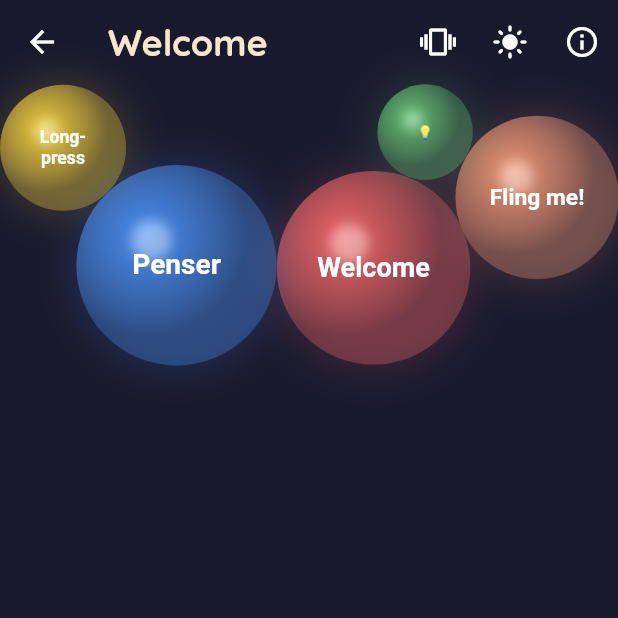
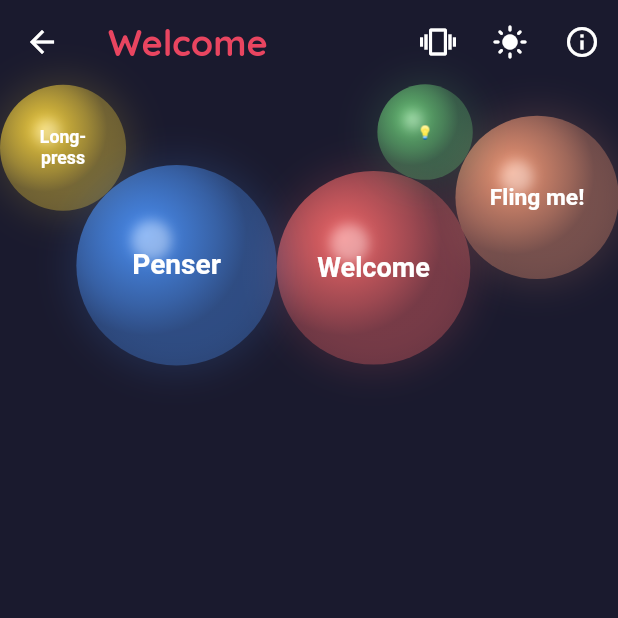
Before and after one commit to FrenchCommando/pensine, a Flutter app: the screen it shows after launch, after a tap on "Welcome", on a phone screen of 412 x 824 dp, the top half of it. Run offline on Flutter 3.47's test engine with Material 3 defaults, Android fonts, the phone set to English and light mode, and no system bars; our stand-ins replace file_picker, package_info_plus, share_plus, shared_preferences, web; missing offline and left inert: dart:js_interop.

Commit message:
mood and accessibility

```diff
--- a/lib/models/board.dart
+++ b/lib/models/board.dart
@@ -8,6 +8,7 @@ class Board {
   final String id;
   String name;
   BoardType type;
+  int colorIndex;
   final DateTime createdAt;
   List<BoardItem> items;
 
@@ -15,6 +16,7 @@ class Board {
     String? id,
     required this.name,
     required this.type,
+    this.colorIndex = -1,
     DateTime? createdAt,
     List<BoardItem>? items,
   })  : id = id ?? _uuid.v4(),
@@ -25,6 +27,7 @@ class Board {
         'id': id,
         'name': name,
         'type': type.name,
+        'colorIndex': colorIndex,
         'createdAt': createdAt.toIso8601String(),
         'items': items.map((i) => i.toJson()).toList(),
       };
@@ -33,6 +36,7 @@ class Board {
         id: json['id'],
         name: json['name'],
         type: BoardType.values.byName(json['type']),
+        colorIndex: json['colorIndex'] ?? -1,
         createdAt: DateTime.parse(json['createdAt']),
         items: (json['items'] as List).map((i) => BoardItem.fromJson(i)).toList(),
       );
@@ -41,6 +45,7 @@ class Board {
   Board copyWithNewIds() => Board(
         name: name,
         type: type,
+        colorIndex: colorIndex,
         items: items
             .map((i) => BoardItem(
                   content: i.content,
--- a/lib/screens/board_screen.dart
+++ b/lib/screens/board_screen.dart
@@ -110,7 +110,10 @@ class _BoardScreenState extends State<BoardScreen> {
   Widget build(BuildContext context) {
     return Scaffold(
       appBar: AppBar(
-        title: Text(widget.board.name),
+        title: Text(
+          widget.board.name,
+          style: TextStyle(color: PensineColors.boardAccent(widget.board.colorIndex)),
+        ),
         actions: [
           IconButton(
             icon: const Icon(Icons.vibration),
@@ -190,6 +193,7 @@ class _BoardScreenState extends State<BoardScreen> {
       key: _marbleBoardKey,
       items: widget.board.items,
       boardType: widget.board.type,
+      accentColor: widget.board.colorIndex >= 0 ? PensineColors.boardAccent(widget.board.colorIndex) : null,
       onChanged: () {
         setState(() {});
         widget.onChanged();
--- a/lib/theme.dart
+++ b/lib/theme.dart
@@ -16,6 +16,10 @@ class PensineColors {
     Color(0xFFFF85A1),
     Color(0xFF00C9A7),
   ];
+
+  /// Returns the board's accent color, or the default accent if colorIndex is -1.
+  static Color boardAccent(int colorIndex) =>
+      colorIndex >= 0 ? bubbles[colorIndex % bubbles.length] : accent;
 
   // Context-aware colors — use these in widgets
   static Color background(BuildContext context) =>
--- a/lib/widgets/marble_board.dart
+++ b/lib/widgets/marble_board.dart
@@ -15,6 +15,7 @@ class Marble {
   bool expanded = false; // for thoughts
   double scale = 1.0; // for shrinking into net
   double expandScale = 1.0; // animated expand factor
+  bool dying = false; // exit animation in progress
 
   Marble({
     required this.item,
@@ -40,6 +41,7 @@ class MarbleBoard extends StatefulWidget {
   final void Function(BoardItem) onTap;
   final void Function(BoardItem)? onLongPress;
   final VoidCallback? onLongPressEmpty;
+  final Color? accentColor;
 
   const MarbleBoard({
     super.key,
@@ -50,6 +52,7 @@ class MarbleBoard extends StatefulWidget {
     required this.onTap,
     this.onLongPress,
     this.onLongPressEmpty,
+    this.accentColor,
   });
 
   @override
@@ -154,7 +157,11 @@ class MarbleBoardState extends State<MarbleBoard>
       marble.radius = (marble.baseRadius * marble.item.sizeMultiplier).clamp(0.0, _size.shortestSide * 0.4);
     }
     final currentIds = widget.items.map((i) => i.id).toSet();
-    _marbles.removeWhere((m) => !currentIds.contains(m.item.id));
+    for (final m in _marbles) {
+      if (!currentIds.contains(m.item.id)) {
+        m.dying = true;
+      }
+    }
   }
 
   void _tick(Duration elapsed) {
@@ -168,11 +175,18 @@ class MarbleBoardState extends State<MarbleBoard>
       final m = _marbles[i];
       if (i == _dragIndex) continue;
 
+      if (m.dying) {
+        m.scale *= 0.85;
+        if (m.scale < 0.01) continue;
+      }
+
       final isCaught = (widget.boardType == BoardType.todo || widget.boardType == BoardType.flashcards || widget.boardType == BoardType.checklist) && m.item.done;
 
-      // Animate scale
-      final targetScale = isCaught ? caughtScale : 1.0;
-      m.scale += (targetScale - m.scale) * 0.08;
+      // Animate scale (skip if dying — dying has its own animation)
+      if (!m.dying) {
+        final targetScale = isCaught ? caughtScale : 1.0;
+        m.scale += (targetScale - m.scale) * 0.08;
+      }
 
       // Determine if this is the active checklist item
       final isActiveChecklist = widget.boardType == BoardType.checklist &&
@@ -233,6 +247,9 @@ class MarbleBoardState extends State<MarbleBoard>
       }
     }
 
+    // Remove fully shrunk dying marbles
+    _marbles.removeWhere((m) => m.dying && m.scale < 0.01);
+
     // Marble-to-marble collisions
     for (var i = 0; i < _marbles.length; i++) {
       for (var j = i + 1; j < _marbles.length; j++) {
@@ -283,6 +300,7 @@ class MarbleBoardState extends State<MarbleBoard>
   int? _hitTest(Offset pos) {
     for (var i = _marbles.length - 1; i >= 0; i--) {
       final m = _marbles[i];
+      if (m.dying) continue;
       final dx = pos.dx - m.x;
       final dy = pos.dy - m.y;
       if (dx * dx + dy * dy <= m.drawRadius * m.drawRadius) return i;
@@ -383,7 +401,9 @@ class MarbleBoardState extends State<MarbleBoard>
               widget.onLongPressEmpty!();
             }
           },
-          child: CustomPaint(
+          child: Semantics(
+            label: '${widget.boardType.name} board with ${widget.items.length} items',
+            child: CustomPaint(
             size: Size.infinite,
             painter: _MarblePainter(
               marbles: _marbles,
@@ -393,8 +413,9 @@ class MarbleBoardState extends State<MarbleBoard>
               netSize: _netSize,
               brightness: Theme.of(context).brightness,
               itemOrder: widget.items.map((i) => i.id).toList(),
+              accentColor: widget.accentColor,
             ),
-          ),
+          )),
         );
       },
     );
@@ -409,6 +430,7 @@ class _MarblePainter extends CustomPainter {
   final double netSize;
   final Brightness brightness;
   final List<String> itemOrder; // item IDs in board order
+  final Color? accentColor;
 
   _MarblePainter({
     required this.marbles,
@@ -418,9 +440,10 @@ class _MarblePainter extends CustomPainter {
     required this.netSize,
     required this.brightness,
     required this.itemOrder,
+    this.accentColor,
   });
 
-  Color get _overlayColor => brightness == Brightness.dark ? Colors.white : Colors.black;
+  Color get _overlayColor => accentColor ?? (brightness == Brightness.dark ? Colors.white : Colors.black);
 
   @override
   void paint(Canvas canvas, Size size) {
```
Also changed, not shown: lib/screens/home_screen.dart (+59 -1 lines), 3 other files.
